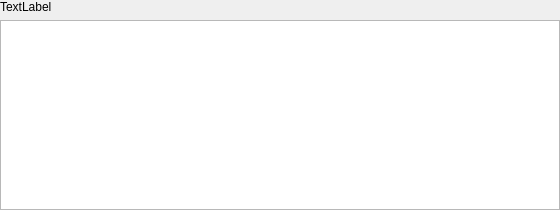
The window that views/objectview.ui (nicobucher/TMInspector) describes before a commit, drawn with Qt 5.
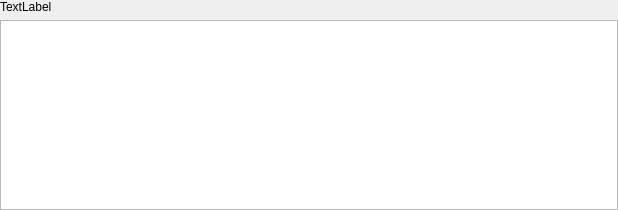
The same window after the commit.

Commit message: dump overview tab is now fundtional

Diff of the .ui file:
```diff
--- a/views/objectview.ui
+++ b/views/objectview.ui
@@ -6,7 +6,7 @@
    <rect>
     <x>0</x>
     <y>0</y>
-    <width>560</width>
+    <width>618</width>
     <height>210</height>
    </rect>
   </property>
```
The commit also changes 5 other files.
